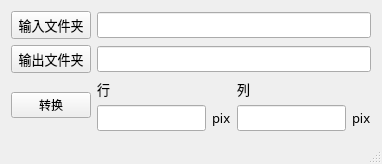
The window that resizepics.ui (PhineasShi/ResizePics) describes before a commit, drawn with Qt 5.
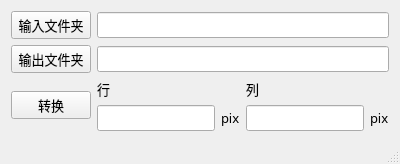
The same window after the commit.

Patch:
```diff
--- a/resizepics.ui
+++ b/resizepics.ui
@@ -6,10 +6,34 @@
    <rect>
     <x>0</x>
     <y>0</y>
-    <width>382</width>
-    <height>158</height>
+    <width>400</width>
+    <height>160</height>
    </rect>
   </property>
+  <property name="sizePolicy">
+   <sizepolicy hsizetype="Preferred" vsizetype="Maximum">
+    <horstretch>0</horstretch>
+    <verstretch>0</verstretch>
+   </sizepolicy>
+  </property>
+  <property name="minimumSize">
+   <size>
+    <width>0</width>
+    <height>0</height>
+   </size>
+  </property>
+  <property name="maximumSize">
+   <size>
+    <width>16777215</width>
+    <height>160</height>
+   </size>
+  </property>
+  <property name="baseSize">
+   <size>
+    <width>0</width>
+    <height>0</height>
+   </size>
+  </property>
   <property name="windowTitle">
    <string>ResizePics</string>
   </property>
@@ -153,6 +177,12 @@
       </item>
       <item row="2" column="0">
        <widget class="QPushButton" name="pushButton_resize">
+        <property name="font">
+         <font>
+          <family>Microsoft YaHei UI Light</family>
+          <pointsize>10</pointsize>
+         </font>
+        </property>
         <property name="text">
          <string>转换</string>
         </property>
```
